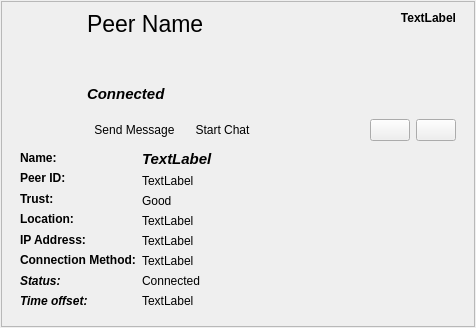
This is retroshare-gui/src/gui/feeds/PeerItem.ui in RetroShare/RetroShare as Qt 5 draws it before an edit. The edited form follows.
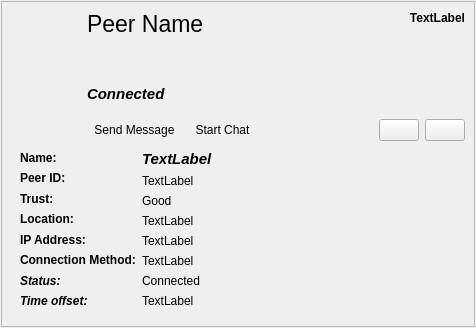
This is the edited form. Icons and pictures are not drawn. Custom widgets are drawn as their Qt base class.

What changed in the file:
```diff
--- a/retroshare-gui/src/gui/feeds/PeerItem.ui
+++ b/retroshare-gui/src/gui/feeds/PeerItem.ui
@@ -56,6 +56,9 @@
          <property name="topMargin">
           <number>0</number>
          </property>
+         <property name="rightMargin">
+          <number>0</number>
+         </property>
          <property name="bottomMargin">
           <number>0</number>
          </property>
```
